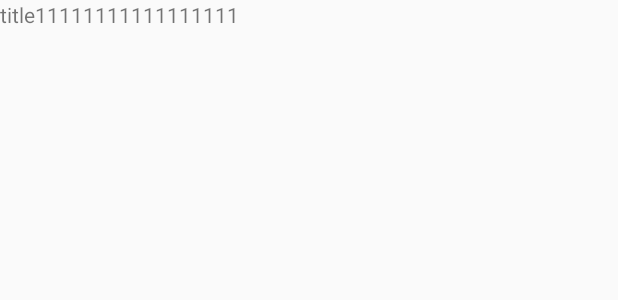
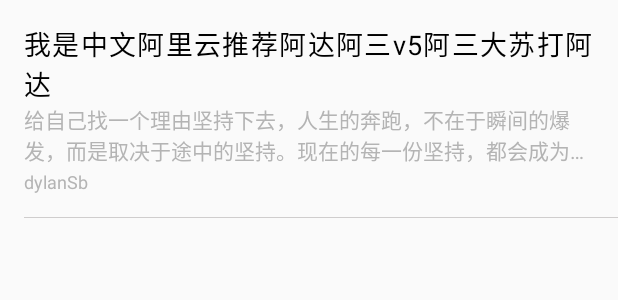
Before and after one commit to redhood0/hooliCh, an Android app: the layout item_home_news.xml on its own in the app's theme, with its tools: preview values and no code run, on a phone screen of 412 x 824 dp. Shown: the top 300 px of the screen. Run offline under Robolectric (Android 15) with nearby library versions, the phone set to English and light mode, and no system bars.

Commit message:
'.gitignore'

```diff
--- a/app/src/main/res/layout/item_home_news.xml
+++ b/app/src/main/res/layout/item_home_news.xml
@@ -1,11 +1,67 @@
 <?xml version="1.0" encoding="utf-8"?>
 <androidx.constraintlayout.widget.ConstraintLayout xmlns:android="http://schemas.android.com/apk/res/android"
-    android:orientation="vertical" android:layout_width="match_parent"
-    android:layout_height="120dp">
+    xmlns:app="http://schemas.android.com/apk/res-auto"
+    android:layout_width="match_parent"
+    android:layout_height="wrap_content"
+    android:orientation="vertical">
+    <!--    <ImageView-->
+    <!--        android:id="@+id/iv_widget_today_icon"-->
+    <!--        android:layout_width="40dp"-->
+    <!--        android:layout_height="40dp"-->
+    <!--        android:src="@mipmap/widget_today_icon"-->
+    <!--        app:layout_constraintLeft_toLeftOf="parent"-->
+    <!--        app:layout_constraintTop_toTopOf="parent"-->
+    <!--        android:visibility="visible"-->
+    <!--        ></ImageView>-->
     <TextView
+        android:id="@+id/tv_news_title"
         android:layout_width="match_parent"
-        android:layout_height="match_parent"
-        android:text="title11111111111111111"
-        ></TextView>
+        android:layout_height="wrap_content"
+        android:layout_marginLeft="16dp"
+        android:layout_marginTop="16dp"
+        android:layout_marginRight="16dp"
+        android:letterSpacing="0.05"
+        android:maxLines="2"
+        android:text="我是中文阿里云推荐阿达阿三v5阿三大苏打阿达"
+        android:textColor="@color/black"
+        android:textSize="18sp"
+        app:layout_constraintLeft_toLeftOf="parent"
+        app:layout_constraintTop_toTopOf="parent" />
+
+    <TextView
+        android:id="@+id/tv_content"
+        android:layout_width="match_parent"
+        android:layout_height="wrap_content"
+        android:layout_marginLeft="16dp"
+        android:layout_marginRight="16dp"
+        android:ellipsize="end"
+        android:maxLines="2"
+        android:text="给自己找一个理由坚持下去，人生的奔跑，不在于瞬间的爆发，而是取决于途中的坚持。现在的每一份坚持，都会成为将来成功的累积,给自己找一个理由坚持下去，人生的奔跑，不在于瞬间的爆发，而是取决于途中的坚持。现在的每一份坚持，都会成为将来成功的累积"
+        android:textColor="#B4B4B4"
+        android:textSize="14sp"
+        app:layout_constraintTop_toBottomOf="@id/tv_news_title"/>
+
+    <TextView
+        android:id="@+id/tv_author"
+        android:layout_width="wrap_content"
+        android:layout_height="wrap_content"
+        android:layout_marginLeft="16dp"
+        android:layout_marginTop="2dp"
+        android:layout_marginBottom="16dp"
+        android:text="dylanSb"
+        android:textColor="#B4B4B4"
+        android:textSize="12sp"
+        app:layout_constraintBottom_toBottomOf="@+id/view_underline"
+        app:layout_constraintLeft_toLeftOf="parent"
+        app:layout_constraintTop_toBottomOf="@+id/tv_content"/>
+
+    <View
+        android:id="@+id/view_underline"
+        android:layout_width="1000dp"
+        android:layout_height="0.3dp"
+        android:layout_marginLeft="16dp"
+        android:background="#CFCDCD"
+        app:layout_constraintBottom_toBottomOf="parent"
+        app:layout_constraintLeft_toLeftOf="parent"/>
 
 </androidx.constraintlayout.widget.ConstraintLayout>
--- a/app/src/main/res/values/colors.xml
+++ b/app/src/main/res/values/colors.xml
@@ -10,6 +10,7 @@
 
     <color name="transparent">#00000000</color>
     <color name="black_alpha_128">#80000000</color>
+    <color name="underline_gray">#7A7A7A</color>
     <color name="list_item_background_pressed">#FCFCFC</color>
 
     <color name="swiperefresh_color4">#ffaa66cc</color>
```
Also changed, not shown: app/src/main/java/com/redhood/hoolicalendar/adapter/NewsRecyclerViewAdapter.java (+44 -39 lines), 4 other files.
